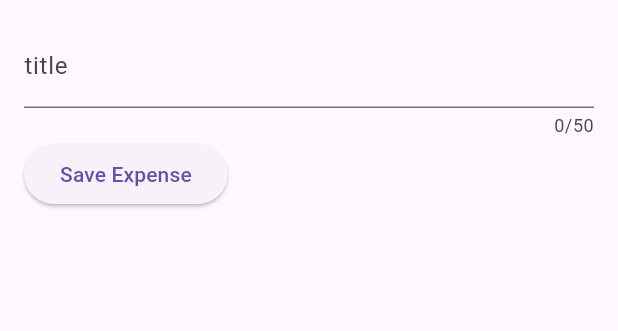
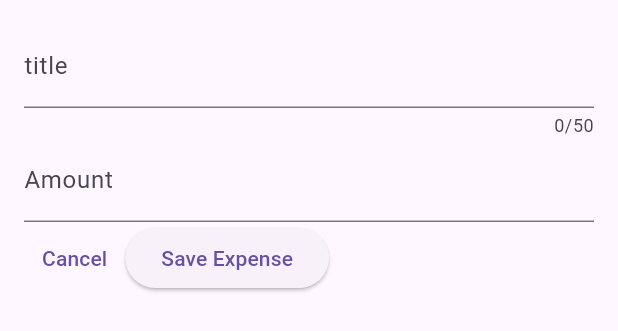
Before and after one commit to yusufdehbi/flutter_expense_tracker, a Flutter app: the NewExpense widget shown alone on an empty page, opened directly, on a phone screen of 412 x 824 dp. Shown: the top 331 px of the screen. Run offline on Flutter 3.47's test engine with Material 3 defaults, Android fonts, the phone set to English and light mode, and no system bars.

Commit message:
add amount text field and add closing modal manually

```diff
--- a/lib/widgets/new_expense.dart
+++ b/lib/widgets/new_expense.dart
@@ -11,10 +11,12 @@ class NewExpense extends StatefulWidget {
 
 class _NewExpenseState extends State<NewExpense> {
   final _titleController = TextEditingController();
+  final _amountController = TextEditingController();
 
   @override
   void dispose() {
     _titleController.dispose();
+    _amountController.dispose();
     super.dispose();
   }
 
@@ -31,11 +33,26 @@ class _NewExpenseState extends State<NewExpense> {
               label: Text('title'),
             ),
           ),
+          TextField(
+            controller: _amountController,
+            keyboardType: TextInputType.number,
+            decoration: const InputDecoration(
+              prefixText: '\$ ',
+              label: Text("Amount"),
+            ),
+          ),
           Row(
             children: [
+              TextButton(
+                onPressed: () {
+                  Navigator.pop(context);
+                },
+                child: const Text("Cancel"),
+              ),
               ElevatedButton(
                   onPressed: () {
                     print(_titleController.text);
+                    print(_amountController.text);
                   },
                   child: const Text('Save Expense'))
             ],
```
